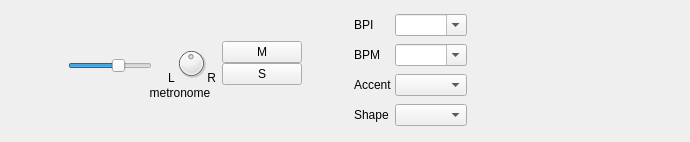
First picture: the form in src/Common/gui/NinjamPanel.ui, repository elieserdejesus/JamTaba, before the edit.
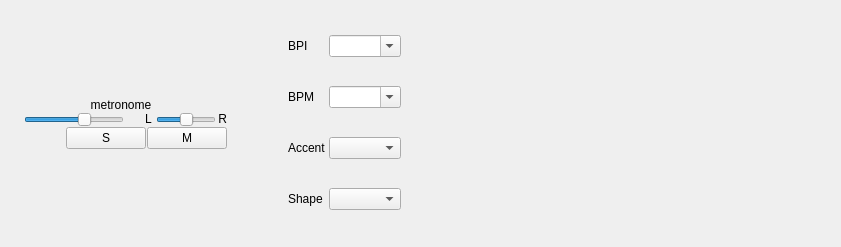
Second picture: the form after the edit. Icons and pictures are not drawn. Custom widgets are drawn as their Qt base class.

```diff
--- a/src/Common/gui/NinjamPanel.ui
+++ b/src/Common/gui/NinjamPanel.ui
@@ -6,8 +6,8 @@
    <rect>
     <x>0</x>
     <y>0</y>
-    <width>690</width>
-    <height>142</height>
+    <width>841</width>
+    <height>247</height>
    </rect>
   </property>
   <property name="sizePolicy">
@@ -32,120 +32,43 @@
    <property name="bottomMargin">
     <number>6</number>
    </property>
-   <item alignment="Qt::AlignRight|Qt::AlignVCenter">
-    <widget class="QWidget" name="metronomeControls" native="true">
+   <item>
+    <widget class="QFrame" name="metronomeControls">
      <property name="sizePolicy">
       <sizepolicy hsizetype="Maximum" vsizetype="Maximum">
        <horstretch>0</horstretch>
        <verstretch>0</verstretch>
       </sizepolicy>
      </property>
-     <layout class="QGridLayout" name="gridLayout">
-      <property name="leftMargin">
-       <number>0</number>
-      </property>
-      <property name="topMargin">
-       <number>0</number>
-      </property>
-      <property name="rightMargin">
-       <number>0</number>
-      </property>
-      <property name="bottomMargin">
-       <number>0</number>
-      </property>
-      <property name="verticalSpacing">
-       <number>1</number>
-      </property>
-      <item row="1" column="1">
-       <widget class="QWidget" name="widget" native="true">
-        <property name="sizePolicy">
-         <sizepolicy hsizetype="Maximum" vsizetype="Preferred">
-          <horstretch>0</horstretch>
-          <verstretch>0</verstretch>
-         </sizepolicy>
-        </property>
         <property name="maximumSize">
          <size>
-          <width>150</width>
+       <width>230</width>
           <height>16777215</height>
          </size>
         </property>
-        <layout class="QVBoxLayout" name="verticalLayout_3">
+     <layout class="QVBoxLayout" name="verticalLayout" stretch="0,0,0">
          <property name="spacing">
-          <number>3</number>
-         </property>
-         <property name="leftMargin">
           <number>0</number>
          </property>
-         <property name="topMargin">
-          <number>0</number>
-         </property>
-         <property name="rightMargin">
-          <number>0</number>
-         </property>
-         <property name="bottomMargin">
-          <number>0</number>
-         </property>
+      <item alignment="Qt::AlignBottom">
+       <widget class="QLabel" name="labelMetronomeIControls">
+        <property name="text">
+         <string>metronome</string>
+        </property>
+        <property name="alignment">
+         <set>Qt::AlignCenter</set>
+        </property>
+       </widget>
+      </item>
          <item>
-          <widget class="QWidget" name="peaks" native="true">
-           <property name="sizePolicy">
-            <sizepolicy hsizetype="Preferred" vsizetype="Preferred">
-             <horstretch>0</horstretch>
-             <verstretch>0</verstretch>
-            </sizepolicy>
-           </property>
-           <layout class="QVBoxLayout" name="verticalLayout">
+       <layout class="QHBoxLayout" name="horizontalLayout_2" stretch="1,0">
+        <property name="spacing">
+         <number>12</number>
+        </property>
+        <item>
+         <layout class="QHBoxLayout" name="sliderLevelLayout" stretch="0,0,0">
             <property name="spacing">
              <number>2</number>
-            </property>
-            <property name="leftMargin">
-             <number>0</number>
-            </property>
-            <property name="topMargin">
-             <number>0</number>
-            </property>
-            <property name="rightMargin">
-             <number>0</number>
-            </property>
-            <property name="bottomMargin">
-             <number>0</number>
-            </property>
-            <item>
-             <widget class="PeakMeter" name="peakMeterRight" native="true"/>
-            </item>
-            <item>
-             <widget class="PeakMeter" name="peakMeterLeft" native="true">
-              <property name="styleSheet">
-               <string notr="true"/>
-              </property>
-             </widget>
-            </item>
-           </layout>
-          </widget>
-         </item>
-         <item>
-          <widget class="QWidget" name="widget_4" native="true">
-           <property name="sizePolicy">
-            <sizepolicy hsizetype="Maximum" vsizetype="Preferred">
-             <horstretch>0</horstretch>
-             <verstretch>0</verstretch>
-            </sizepolicy>
-           </property>
-           <layout class="QHBoxLayout" name="horizontalLayout_3">
-            <property name="spacing">
-             <number>3</number>
-            </property>
-            <property name="leftMargin">
-             <number>0</number>
-            </property>
-            <property name="topMargin">
-             <number>0</number>
-            </property>
-            <property name="rightMargin">
-             <number>0</number>
-            </property>
-            <property name="bottomMargin">
-             <number>0</number>
             </property>
             <item>
              <widget class="QLabel" name="label">
@@ -166,11 +89,17 @@
             <item>
              <widget class="QSlider" name="levelSlider">
               <property name="sizePolicy">
-               <sizepolicy hsizetype="Preferred" vsizetype="Expanding">
+             <sizepolicy hsizetype="Fixed" vsizetype="Maximum">
                 <horstretch>0</horstretch>
                 <verstretch>0</verstretch>
                </sizepolicy>
               </property>
+            <property name="maximumSize">
+             <size>
+              <width>100</width>
+              <height>16777215</height>
+             </size>
+            </property>
               <property name="accessibleDescription">
                <string>Slider to change the BPM of the metronome</string>
               </property>
@@ -202,72 +131,33 @@
              </widget>
             </item>
            </layout>
-          </widget>
-         </item>
-        </layout>
-       </widget>
-      </item>
-      <item row="2" column="1" colspan="3">
-       <widget class="QLabel" name="labelMetronomeIControls">
-        <property name="text">
-         <string>metronome</string>
-        </property>
-        <property name="alignment">
-         <set>Qt::AlignCenter</set>
-        </property>
-       </widget>
-      </item>
-      <item row="0" column="2" rowspan="2">
-       <widget class="QWidget" name="widget_2" native="true">
-        <property name="sizePolicy">
-         <sizepolicy hsizetype="Maximum" vsizetype="Preferred">
-          <horstretch>0</horstretch>
-          <verstretch>0</verstretch>
-         </sizepolicy>
-        </property>
-        <layout class="QHBoxLayout" name="horizontalLayout_2">
+        </item>
+        <item>
+         <layout class="QHBoxLayout" name="panLayout">
          <property name="spacing">
-          <number>0</number>
-         </property>
-         <property name="leftMargin">
-          <number>0</number>
-         </property>
-         <property name="topMargin">
-          <number>0</number>
-         </property>
-         <property name="rightMargin">
-          <number>0</number>
-         </property>
-         <property name="bottomMargin">
-          <number>0</number>
-         </property>
-         <item alignment="Qt::AlignBottom">
+           <number>1</number>
+          </property>
+          <item alignment="Qt::AlignVCenter">
           <widget class="QLabel" name="labelPanL">
-           <property name="sizePolicy">
-            <sizepolicy hsizetype="Fixed" vsizetype="Fixed">
-             <horstretch>0</horstretch>
-             <verstretch>0</verstretch>
-            </sizepolicy>
-           </property>
            <property name="text">
             <string>L</string>
            </property>
-           <property name="alignment">
-            <set>Qt::AlignLeading|Qt::AlignLeft|Qt::AlignVCenter</set>
-           </property>
           </widget>
          </item>
          <item>
-          <widget class="QDial" name="panSlider">
+           <widget class="QSlider" name="panSlider">
+            <property name="sizePolicy">
+             <sizepolicy hsizetype="Fixed" vsizetype="Maximum">
+              <horstretch>0</horstretch>
+              <verstretch>0</verstretch>
+             </sizepolicy>
+            </property>
            <property name="maximumSize">
             <size>
-             <width>32</width>
-             <height>32</height>
-            </size>
-           </property>
-           <property name="accessibleDescription">
-            <string>This is a knob to pan the metronome sound</string>
-           </property>
+              <width>60</width>
+              <height>16777215</height>
+             </size>
+            </property>
            <property name="minimum">
             <number>-4</number>
            </property>
@@ -277,16 +167,13 @@
            <property name="pageStep">
             <number>1</number>
            </property>
-          </widget>
-         </item>
-         <item alignment="Qt::AlignBottom">
+            <property name="orientation">
+             <enum>Qt::Horizontal</enum>
+            </property>
+           </widget>
+          </item>
+          <item alignment="Qt::AlignVCenter">
           <widget class="QLabel" name="labelPanR">
-           <property name="sizePolicy">
-            <sizepolicy hsizetype="Fixed" vsizetype="Fixed">
-             <horstretch>0</horstretch>
-             <verstretch>0</verstretch>
-            </sizepolicy>
-           </property>
            <property name="text">
             <string>R</string>
            </property>
@@ -296,55 +183,53 @@
           </widget>
          </item>
         </layout>
-       </widget>
-      </item>
-      <item row="0" column="3" rowspan="2">
-       <widget class="QWidget" name="widget_3" native="true">
+        </item>
+       </layout>
+      </item>
+      <item>
+       <layout class="QHBoxLayout" name="bottomLayout" stretch="1,0">
+        <property name="spacing">
+         <number>12</number>
+        </property>
+        <item>
+         <layout class="QVBoxLayout" name="peaksLayout" stretch="0,0">
+          <property name="spacing">
+           <number>2</number>
+          </property>
+          <item alignment="Qt::AlignBottom">
+           <widget class="PeakMeter" name="peakMeterLeft" native="true">
+            <property name="sizePolicy">
+             <sizepolicy hsizetype="MinimumExpanding" vsizetype="Fixed">
+              <horstretch>0</horstretch>
+              <verstretch>0</verstretch>
+             </sizepolicy>
+            </property>
+           </widget>
+          </item>
+          <item alignment="Qt::AlignTop">
+           <widget class="PeakMeter" name="peakMeterRight" native="true">
         <property name="sizePolicy">
-         <sizepolicy hsizetype="Maximum" vsizetype="Preferred">
+             <sizepolicy hsizetype="MinimumExpanding" vsizetype="Fixed">
           <horstretch>0</horstretch>
           <verstretch>0</verstretch>
          </sizepolicy>
         </property>
-        <layout class="QVBoxLayout" name="verticalLayout_2">
-         <property name="spacing">
-          <number>0</number>
-         </property>
-         <property name="leftMargin">
-          <number>0</number>
-         </property>
-         <property name="topMargin">
-          <number>0</number>
-         </property>
-         <property name="rightMargin">
-          <number>0</number>
-         </property>
-         <property name="bottomMargin">
-          <number>0</number>
-         </property>
-         <item>
-          <widget class="QPushButton" name="muteButton">
-           <property name="enabled">
-            <bool>true</bool>
-           </property>
-           <property name="accessibleDescription">
-            <string>Button to mute the metronome</string>
-           </property>
-           <property name="text">
-            <string notr="true">M</string>
-           </property>
-           <property name="checkable">
-            <bool>true</bool>
-           </property>
-          </widget>
-         </item>
+           </widget>
+          </item>
+         </layout>
+        </item>
          <item>
+         <layout class="QHBoxLayout" name="soloMuteLayout">
+          <property name="spacing">
+           <number>1</number>
+          </property>
+          <item alignment="Qt::AlignBottom">
           <widget class="QPushButton" name="soloButton">
-           <property name="maximumSize">
-            <size>
-             <width>16777215</width>
-             <height>24</height>
-            </size>
+            <property name="sizePolicy">
+             <sizepolicy hsizetype="Maximum" vsizetype="Maximum">
+              <horstretch>0</horstretch>
+              <verstretch>0</verstretch>
+             </sizepolicy>
            </property>
            <property name="accessibleDescription">
             <string>Button to soloing the metronome</string>
@@ -360,8 +245,31 @@
            </property>
           </widget>
          </item>
-        </layout>
-       </widget>
+          <item alignment="Qt::AlignBottom">
+           <widget class="QPushButton" name="muteButton">
+            <property name="enabled">
+             <bool>true</bool>
+            </property>
+            <property name="sizePolicy">
+             <sizepolicy hsizetype="Maximum" vsizetype="Maximum">
+              <horstretch>0</horstretch>
+              <verstretch>0</verstretch>
+             </sizepolicy>
+            </property>
+            <property name="accessibleDescription">
+             <string>Button to mute the metronome</string>
+            </property>
+            <property name="text">
+             <string notr="true">M</string>
+            </property>
+            <property name="checkable">
+             <bool>true</bool>
+            </property>
+           </widget>
+          </item>
+         </layout>
+        </item>
+       </layout>
       </item>
      </layout>
     </widget>
```
Left out of the diff: 6 changed lines with no effect on the pictures. Lines whose indentation alone changed are shown as unchanged.
